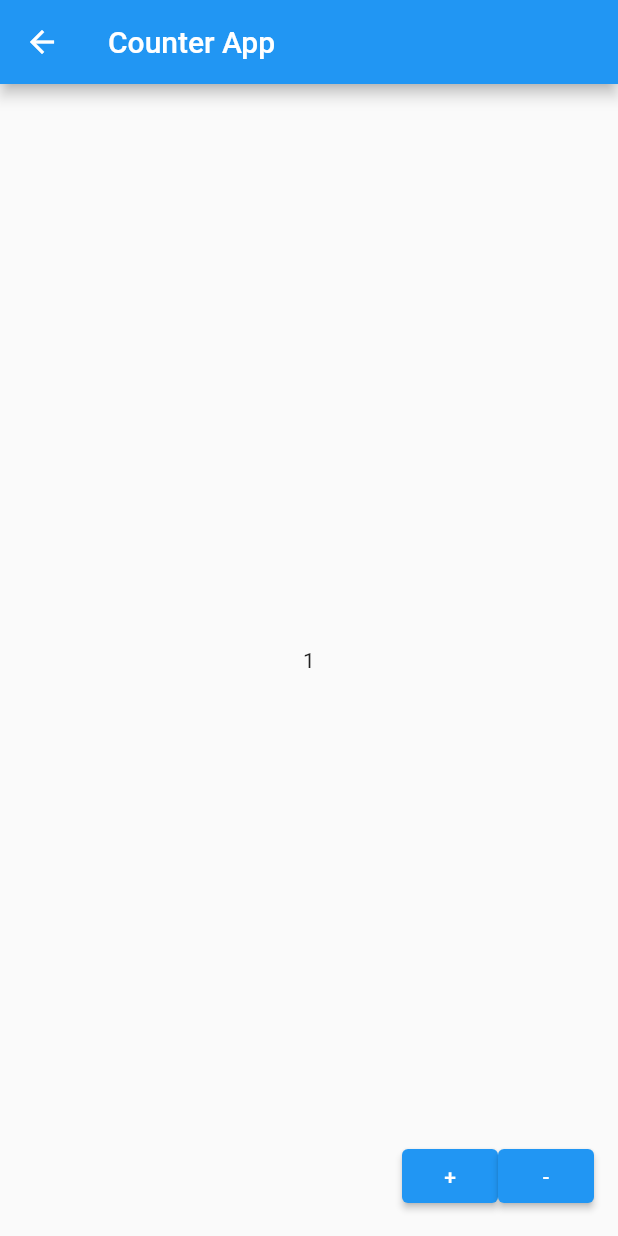
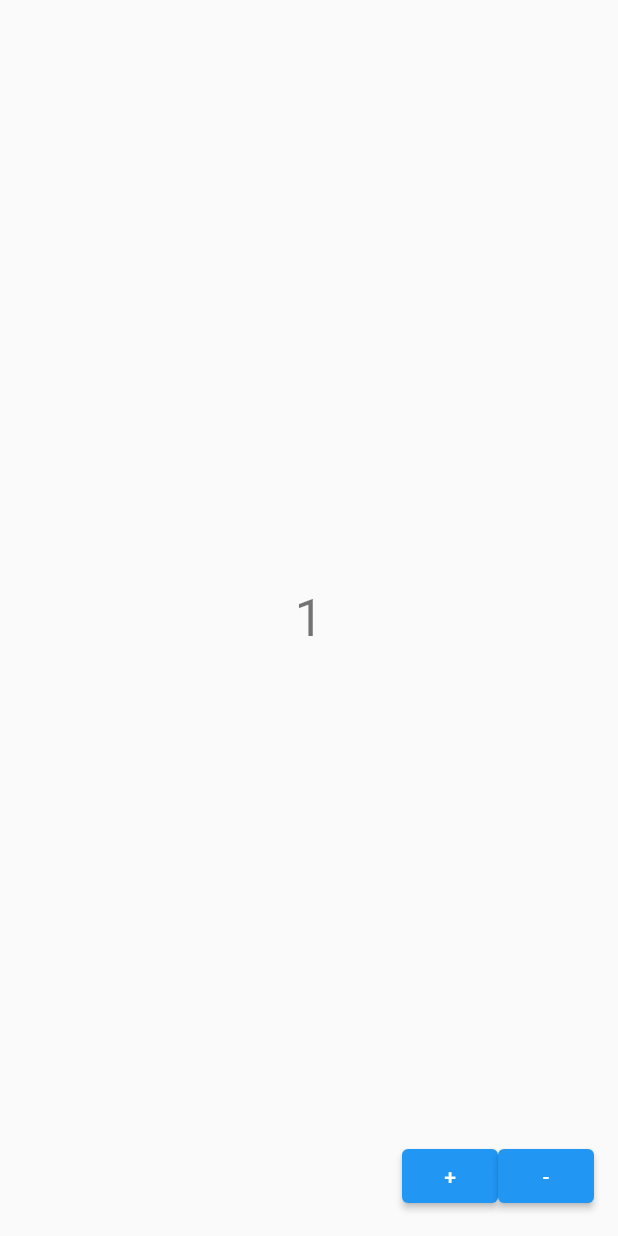
Before and after one commit to YuneshShrestha/flutter_getx, a Flutter app: the Page2 screen opened by its route, after a tap on an icon or button, on a phone screen of 412 x 824 dp. Run offline on Flutter 3.47's test engine with Material 2 defaults, Android fonts, the phone set to English and light mode, and no system bars; our stand-ins replace get.

Commit message:
counter app using getx

```diff
--- /dev/null
+++ b/lib/controller/counter_controller.dart
@@ -0,0 +1,22 @@
+import 'package:get/get.dart';
+
+class CounterController extends GetxController {
+  var count = 0.obs;
+  var max = 10;
+  var min = 0;
+  void increment() {
+    if (count < max) {
+      count++;
+    } else {
+      Get.snackbar("Warning", "Value cannot excced $max");
+    }
+  }
+
+  void decrement() {
+    if (count > min) {
+      count--;
+    } else {
+      Get.snackbar("Warning", "Value cannot excced $min");
+    }
+  }
+}
--- a/lib/view/page2.dart
+++ b/lib/view/page2.dart
@@ -1,54 +1,41 @@
 import 'package:flutter/material.dart';
 import 'package:get/get.dart';
+import 'package:getx/controller/counter_controller.dart';
 
-class Page2 extends StatefulWidget {
+class Page2 extends StatelessWidget {
   const Page2({Key? key}) : super(key: key);
 
   @override
-  State<Page2> createState() => _Page2State();
-}
-
-class _Page2State extends State<Page2> {
-  var count = 0;
-
-  @override
   Widget build(BuildContext context) {
+    var countController = Get.put(CounterController());
     return Scaffold(
         floatingActionButton: Row(
           mainAxisAlignment: MainAxisAlignment.end,
           children: [
             ElevatedButton(
-                onPressed: () {
-                  if (count < 10) {
-                    count++;
-                  } else {
-                    Get.snackbar("Warning", "Value will go upto 10",
-                        snackPosition: SnackPosition.BOTTOM);
-                  }
-                  // print(count);
-                  setState(() {});
-                },
-                child: const Text("+")),
+              onPressed: () {
+                countController.increment();
+              },
+              child: const Text("+"),
+            ),
             ElevatedButton(
-                onPressed: () {
-                  if (count > 0) {
-                    count--;
-                  } else {
-                    Get.snackbar("Warning", "Value will go upto 0",
-                        snackPosition: SnackPosition.BOTTOM);
-                  }
-                  // print(count);
-                  setState(() {});
-                },
-                child: const Text("-"))
+              onPressed: () {
+                countController.decrement();
+              },
+              child: const Text("-"),
+            )
           ],
         ),
-        appBar: AppBar(
-          title: const Text("Counter App"),
-        ),
+        // appBar: AppBar(
+        //   title: const Text("Counter App"),
+        // ),
         body: Center(
-          // String interpolation
-          child: Text("$count"),
-        ));
+            // String interpolation
+            child: Obx(
+          () => Text(
+            "${countController.count}",
+            style: Theme.of(context).textTheme.headline4,
+          ),
+        )));
   }
 }
```
